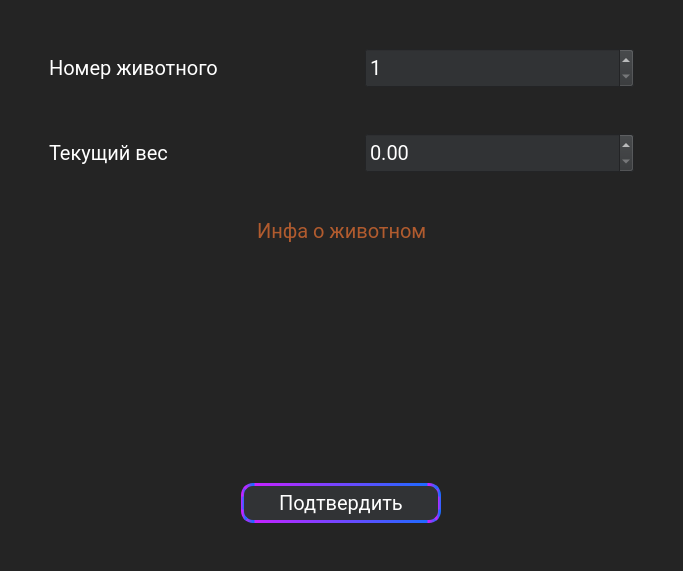
Qt form view/weight.ui (Yelesin/CourseWorkDatabase) before a commit.
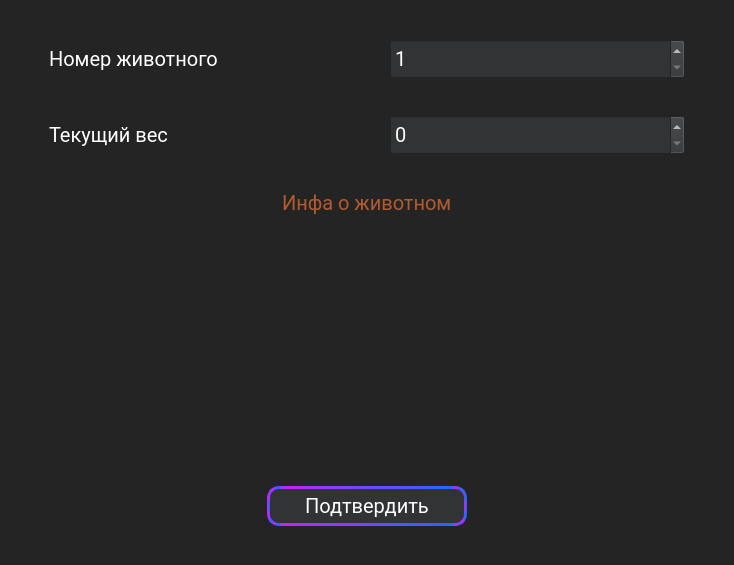
The same form after that commit.

Patch:
```diff
--- a/view/weight.ui
+++ b/view/weight.ui
@@ -6,8 +6,8 @@
    <rect>
     <x>0</x>
     <y>0</y>
-    <width>683</width>
-    <height>571</height>
+    <width>734</width>
+    <height>565</height>
    </rect>
   </property>
   <property name="windowTitle">
@@ -202,6 +202,9 @@
 	background-color:  #313335;
 }</string>
         </property>
+        <property name="decimals">
+         <number>0</number>
+        </property>
         <property name="maximum">
          <double>100000.000000000000000</double>
         </property>
@@ -322,6 +325,12 @@
        <widget class="QLabel" name="img_animal">
         <property name="minimumSize">
          <size>
+          <width>200</width>
+          <height>200</height>
+         </size>
+        </property>
+        <property name="maximumSize">
+         <size>
           <width>150</width>
           <height>150</height>
          </size>
@@ -348,8 +357,14 @@
        <widget class="QLabel" name="img_feed">
         <property name="minimumSize">
          <size>
-          <width>150</width>
-          <height>150</height>
+          <width>200</width>
+          <height>200</height>
+         </size>
+        </property>
+        <property name="maximumSize">
+         <size>
+          <width>200</width>
+          <height>200</height>
          </size>
         </property>
         <property name="text">
@@ -374,8 +389,14 @@
        <widget class="QLabel" name="img_gender">
         <property name="minimumSize">
          <size>
-          <width>150</width>
-          <height>150</height>
+          <width>200</width>
+          <height>200</height>
+         </size>
+        </property>
+        <property name="maximumSize">
+         <size>
+          <width>200</width>
+          <height>200</height>
          </size>
         </property>
         <property name="text">
```
Left out of the diff: 13 changed lines with no effect on the pictures.
